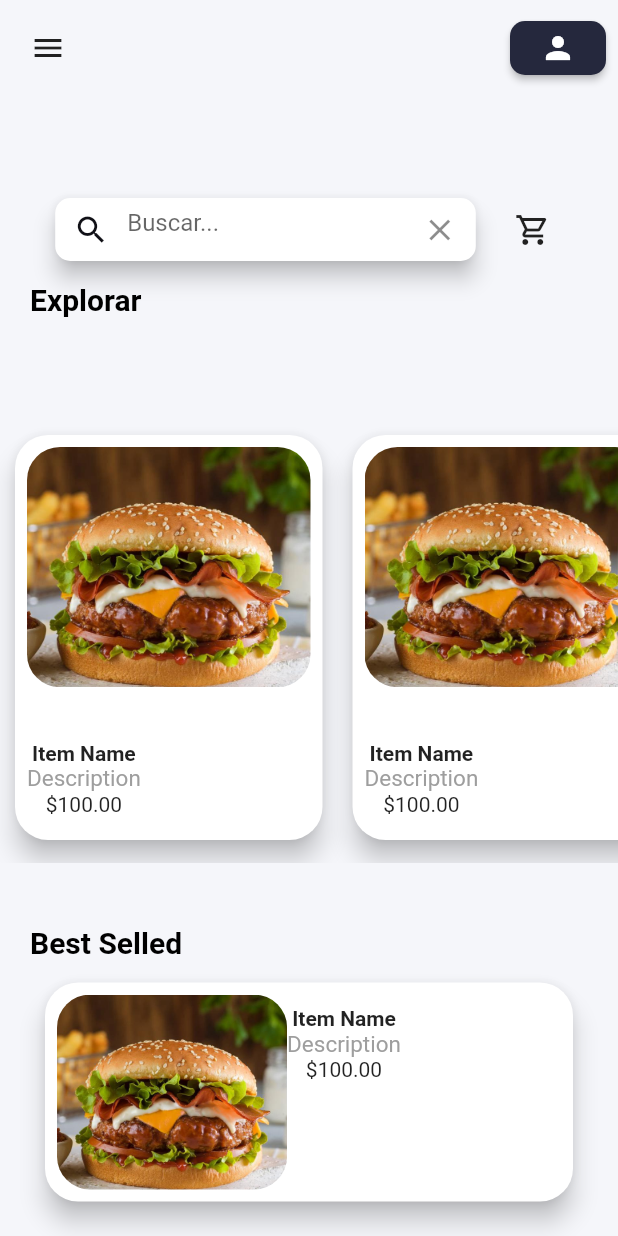
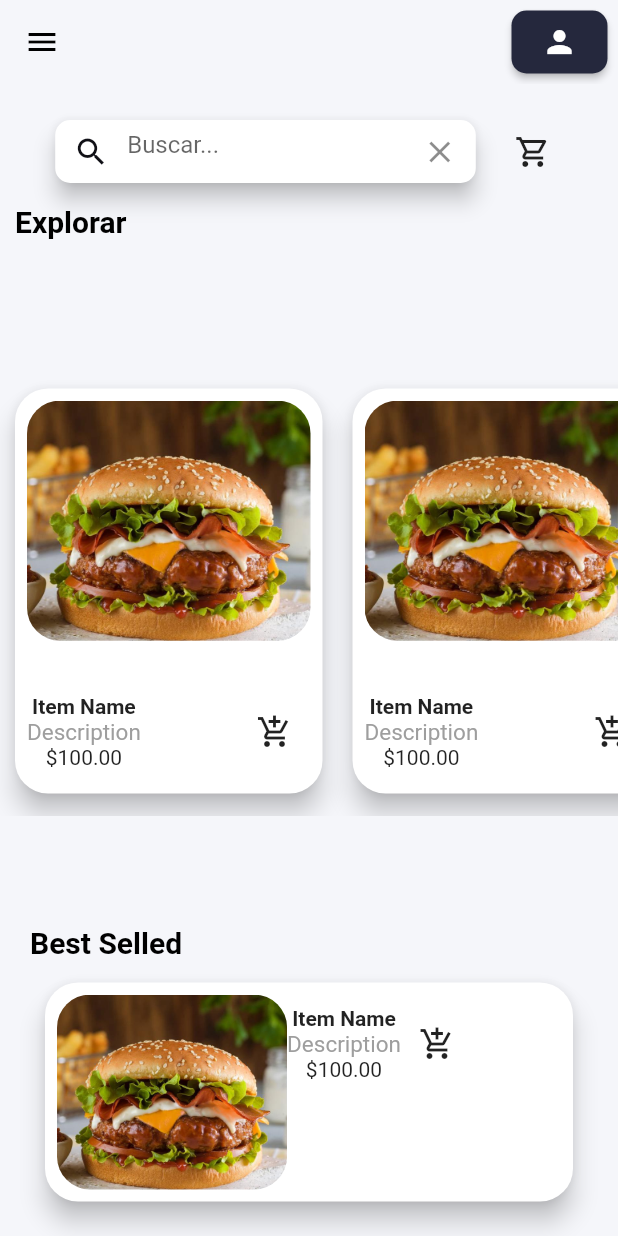
Before and after one commit to GuillermoPerez32/flutter_tohme_frontend, a Flutter app: the screen it shows after launch, on a phone screen of 412 x 824 dp. Run offline on Flutter 3.47's test engine with Material 2 defaults, Android fonts, the phone set to English and light mode, and no system bars; our stand-ins replace bloc, freezed_annotation.

Commit message:
daily commit

```diff
--- a/lib/main.dart
+++ b/lib/main.dart
@@ -45,9 +45,9 @@ class MyApp extends StatelessWidget {
         ),
       ),
       debugShowCheckedModeBanner: false,
-      initialRoute: 'home',
+      initialRoute: '',
       routes: <String, Widget Function(BuildContext)>{
-        '/': (context) => const HomePage(),
+        '': (context) => const HomePage(),
         'cart': (context) => const CartPage(),
       },
     );
--- a/lib/presentation/pages/home.dart
+++ b/lib/presentation/pages/home.dart
@@ -10,14 +10,29 @@ class HomePage extends StatelessWidget {
   @override
   Widget build(BuildContext context) {
     return Scaffold(
+      appBar: AppBar(
+        actions: [
+          Padding(
+            padding: const EdgeInsets.all(7.0),
+            child: ElevatedButton(
+              onPressed: () {},
+              child: const Icon(Icons.person),
+              style: ButtonStyle(
+                backgroundColor:
+                    MaterialStateColor.resolveWith((states) => primary),
+              ),
+            ),
+          ),
+        ],
+      ),
+      drawer: Drawer(),
       body: Column(
         mainAxisSize: MainAxisSize.max,
         mainAxisAlignment: MainAxisAlignment.spaceBetween,
         crossAxisAlignment: CrossAxisAlignment.start,
         children: [
-          const _MyAppBar(),
           Padding(
-            padding: const EdgeInsets.all(20),
+            padding: const EdgeInsets.all(10),
             child: Column(
               crossAxisAlignment: CrossAxisAlignment.start,
               children: [
--- a/lib/presentation/widgets/button_cart.dart
+++ b/lib/presentation/widgets/button_cart.dart
@@ -8,6 +8,8 @@ class ButtonToCart extends StatelessWidget {
   @override
   Widget build(BuildContext context) {
     return IconButton(
+      splashColor: Colors.transparent,
+      highlightColor: Colors.transparent,
       onPressed: () => Navigator.of(context).pushNamed('cart'),
       icon: const Icon(Icons.shopping_cart_outlined),
     );
--- a/lib/presentation/widgets/product_card_widget.dart
+++ b/lib/presentation/widgets/product_card_widget.dart
@@ -56,7 +56,10 @@ class ProductCard extends StatelessWidget {
         ),
         Padding(
           padding: const EdgeInsets.symmetric(vertical: 8.0),
-          child: Column(
+          child: Row(
+            mainAxisAlignment: MainAxisAlignment.spaceBetween,
+            children: [
+              Column(
                 mainAxisSize: MainAxisSize.max,
                 mainAxisAlignment: MainAxisAlignment.end,
                 children: const [
@@ -70,6 +73,12 @@ class ProductCard extends StatelessWidget {
                   ),
                   // Expanded(child: SizedBox()),
                   Text('\$100.00')
+                ],
+              ),
+              IconButton(
+                onPressed: () {},
+                icon: Icon(Icons.add_shopping_cart_outlined),
+              ),
             ],
           ),
         ),
```
Lines whose indentation alone changed are shown as unchanged.
